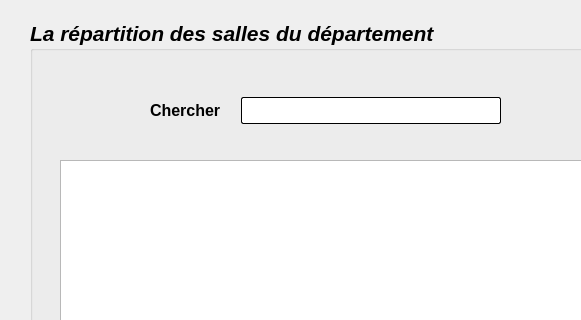
The window that salle.ui (aminabkl/Departement_Management) describes before a commit, drawn with Qt 5; both pictures show x 0 to 581 and y 0 to 320 of the 664 by 577 pixel window.
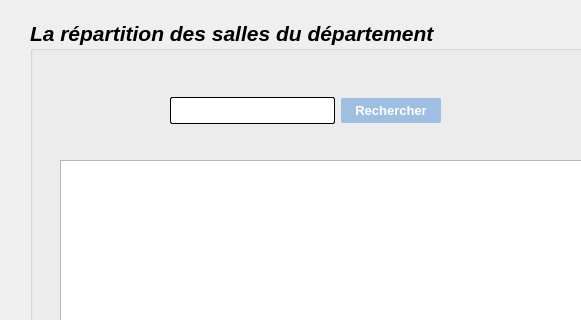
The same window after the commit.

Commit message: search salle + id

The edit to the form file:
```diff
--- a/salle.ui
+++ b/salle.ui
@@ -156,32 +156,15 @@
    <widget class="QWidget" name="">
     <property name="geometry">
      <rect>
-      <x>120</x>
-      <y>60</y>
-      <width>351</width>
-      <height>61</height>
+      <x>140</x>
+      <y>70</y>
+      <width>271</width>
+      <height>41</height>
      </rect>
     </property>
     <layout class="QHBoxLayout" name="horizontalLayout_2">
-     <property name="spacing">
-      <number>20</number>
-     </property>
      <item>
-      <widget class="QLabel" name="label">
-       <property name="font">
-        <font>
-         <pointsize>12</pointsize>
-         <italic>false</italic>
-         <bold>true</bold>
-        </font>
-       </property>
-       <property name="text">
-        <string>Chercher</string>
-       </property>
-      </widget>
-     </item>
-     <item>
-      <widget class="QLineEdit" name="lineEdit">
+      <widget class="QLineEdit" name="SearchValue">
        <property name="font">
         <font>
          <pointsize>10</pointsize>
@@ -199,6 +182,38 @@
        </property>
       </widget>
      </item>
+     <item>
+      <widget class="QPushButton" name="SearchButton">
+       <property name="font">
+        <font>
+         <pointsize>-1</pointsize>
+         <italic>false</italic>
+         <bold>true</bold>
+        </font>
+       </property>
+       <property name="styleSheet">
+        <string notr="true">QPushButton{
+color: #ffffff;
+border-radius:2px;
+background-color: rgb(159, 191, 226);
+height: 25px;
+width: 100px;
+font-size:13px;
+}
+QPushButton:hover:!pressed
+{
+	background-color: rgb(179, 216, 255);
+}
+QPushButton:pressed
+{
+              transition: 0.9s; 
+}</string>
+       </property>
+       <property name="text">
+        <string>Rechercher</string>
+       </property>
+      </widget>
+     </item>
     </layout>
    </widget>
   </widget>
```
Left out of the diff: 2 changed lines with no effect on the pictures. The commit also changes 9 other files.
